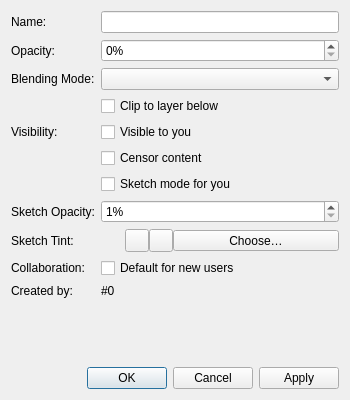
Before: the Qt Designer form src/desktop/ui/layerproperties.ui in drawpile/Drawpile, drawn with Qt 5.
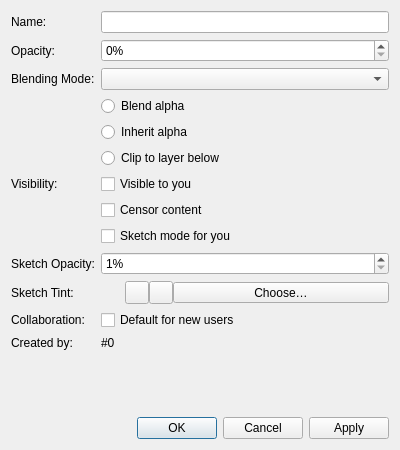
After: the same form once the commit is applied. Icons and pictures are not drawn. Custom widgets are drawn as their Qt base class.

Commit message: WIP: alpha-affecting modes [ci skip]

Diff of the .ui file:
```diff
--- a/src/desktop/ui/layerproperties.ui
+++ b/src/desktop/ui/layerproperties.ui
@@ -9,8 +9,8 @@
    <rect>
     <x>0</x>
     <y>0</y>
-    <width>350</width>
-    <height>400</height>
+    <width>400</width>
+    <height>450</height>
    </rect>
   </property>
   <property name="windowTitle">
@@ -54,42 +54,42 @@
    <item row="4" column="1">
     <widget class="QComboBox" name="blendMode"/>
    </item>
-   <item row="6" column="0">
+   <item row="9" column="0">
     <widget class="QLabel" name="visibilityLabel">
      <property name="text">
       <string>Visibility:</string>
      </property>
     </widget>
    </item>
-   <item row="6" column="1">
+   <item row="9" column="1">
     <widget class="QCheckBox" name="visible">
      <property name="text">
       <string>Visible to you</string>
      </property>
     </widget>
    </item>
-   <item row="7" column="1">
+   <item row="10" column="1">
     <widget class="QCheckBox" name="censored">
      <property name="text">
       <string>Censor content</string>
      </property>
     </widget>
    </item>
-   <item row="8" column="1">
+   <item row="11" column="1">
     <widget class="QCheckBox" name="sketchMode">
      <property name="text">
       <string>Sketch mode for you</string>
      </property>
     </widget>
    </item>
-   <item row="9" column="0">
+   <item row="12" column="0">
     <widget class="QLabel" name="sketchOpacityLabel">
      <property name="text">
       <string>Sketch Opacity:</string>
      </property>
     </widget>
    </item>
-   <item row="9" column="1">
+   <item row="12" column="1">
     <widget class="KisSliderSpinBox" name="sketchOpacitySlider">
      <property name="suffix">
       <string>%</string>
@@ -102,35 +102,35 @@
      </property>
     </widget>
    </item>
-   <item row="10" column="0">
+   <item row="13" column="0">
     <widget class="QLabel" name="sketchTintLabel">
      <property name="text">
       <string>Sketch Tint:</string>
      </property>
     </widget>
    </item>
-   <item row="12" column="0">
+   <item row="15" column="0">
     <widget class="QLabel" name="collaborationLabel">
      <property name="text">
       <string>Collaboration:</string>
      </property>
     </widget>
    </item>
-   <item row="12" column="1">
+   <item row="15" column="1">
     <widget class="QCheckBox" name="defaultLayer">
      <property name="text">
       <string>Default for new users</string>
      </property>
     </widget>
    </item>
-   <item row="14" column="0">
+   <item row="17" column="0">
     <widget class="QLabel" name="createdByLabel">
      <property name="text">
       <string>Created by:</string>
      </property>
     </widget>
    </item>
-   <item row="14" column="1">
+   <item row="17" column="1">
     <widget class="QLabel" name="createdBy">
      <property name="text">
       <string notr="true">#0</string>
@@ -140,7 +140,7 @@
      </property>
     </widget>
    </item>
-   <item row="16" column="0">
+   <item row="19" column="0">
     <spacer name="buttonsSpacer">
      <property name="orientation">
       <enum>Qt::Vertical</enum>
@@ -153,14 +153,14 @@
      </property>
     </spacer>
    </item>
-   <item row="17" column="0" colspan="2">
+   <item row="20" column="0" colspan="2">
     <widget class="QDialogButtonBox" name="buttonBox">
      <property name="standardButtons">
       <set>QDialogButtonBox::Apply|QDialogButtonBox::Cancel|QDialogButtonBox::Ok</set>
      </property>
     </widget>
    </item>
-   <item row="10" column="1">
+   <item row="13" column="1">
     <widget class="QWidget" name="sketchTintWidget" native="true">
      <layout class="QHBoxLayout" name="horizontalLayout">
       <property name="spacing">
@@ -237,11 +237,46 @@
      </layout>
     </widget>
    </item>
-   <item row="5" column="1">
-    <widget class="QCheckBox" name="clip">
+   <item row="6" column="1">
+    <widget class="QRadioButton" name="alphaPreserve">
+     <property name="text">
+      <string>Inherit alpha</string>
+     </property>
+     <property name="icon">
+      <iconset theme="drawpile_alpha_off">
+       <normaloff>theme:drawpile_alpha_off.svg</normaloff>theme:drawpile_alpha_off.svg</iconset>
+     </property>
+     <attribute name="buttonGroup">
+      <string notr="true">alphaGroup</string>
+     </attribute>
+    </widget>
+   </item>
+   <item row="7" column="1">
+    <widget class="QRadioButton" name="clip">
      <property name="text">
       <string>Clip to layer below</string>
      </property>
+     <property name="icon">
+      <iconset theme="drawpile_selection_intersect">
+       <normaloff>theme:drawpile_selection_intersect.svg</normaloff>theme:drawpile_selection_intersect.svg</iconset>
+     </property>
+     <attribute name="buttonGroup">
+      <string notr="true">alphaGroup</string>
+     </attribute>
+    </widget>
+   </item>
+   <item row="5" column="1">
+    <widget class="QRadioButton" name="alphaBlend">
+     <property name="text">
+      <string>Blend alpha</string>
+     </property>
+     <property name="icon">
+      <iconset theme="drawpile_alpha_on">
+       <normaloff>theme:drawpile_alpha_on.svg</normaloff>theme:drawpile_alpha_on.svg</iconset>
+     </property>
+     <attribute name="buttonGroup">
+      <string notr="true">alphaGroup</string>
+     </attribute>
     </widget>
    </item>
   </layout>
```
Left out of the diff: 3 changed lines with no effect on the pictures. The commit also changes 31 other files.
